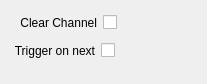
Above: src/Widgets/Inspector/InspectorClearOutputWidget.ui from CasparCG/client before the change. Below: the same form after it.
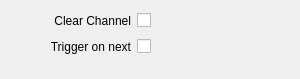
That is the form after the change.

Commit message: Simplify layout of inspector widgets

Diff of the .ui file:
```diff
--- a/src/Widgets/Inspector/InspectorClearOutputWidget.ui
+++ b/src/Widgets/Inspector/InspectorClearOutputWidget.ui
@@ -6,8 +6,8 @@
    <rect>
     <x>0</x>
     <y>0</y>
-    <width>207</width>
-    <height>84</height>
+    <width>300</width>
+    <height>79</height>
    </rect>
   </property>
   <property name="sizePolicy">
@@ -16,35 +16,44 @@
     <verstretch>0</verstretch>
    </sizepolicy>
   </property>
-  <layout class="QVBoxLayout" name="verticalLayout">
-   <item>
+  <layout class="QGridLayout" name="gridLayout">
+   <property name="bottomMargin">
+    <number>20</number>
+   </property>
+   <item row="0" column="0">
+    <widget class="QLabel" name="labelClearChannel">
+     <property name="minimumSize">
+      <size>
+       <width>120</width>
+       <height>0</height>
+      </size>
+     </property>
+     <property name="text">
+      <string>Clear Channel</string>
+     </property>
+     <property name="alignment">
+      <set>Qt::AlignRight|Qt::AlignTrailing|Qt::AlignVCenter</set>
+     </property>
+    </widget>
+   </item>
+   <item row="1" column="0">
+    <widget class="QLabel" name="labelTriggerOnNext">
+     <property name="minimumSize">
+      <size>
+       <width>120</width>
+       <height>0</height>
+      </size>
+     </property>
+     <property name="text">
+      <string>Trigger on next</string>
+     </property>
+     <property name="alignment">
+      <set>Qt::AlignRight|Qt::AlignTrailing|Qt::AlignVCenter</set>
+     </property>
+    </widget>
+   </item>
+   <item row="0" column="1">
     <layout class="QHBoxLayout" name="horizontalLayoutClearChannel">
-     <item>
-      <spacer name="horizontalSpacerClearChannel1">
-       <property name="orientation">
-        <enum>Qt::Horizontal</enum>
-       </property>
-       <property name="sizeType">
-        <enum>QSizePolicy::Fixed</enum>
-       </property>
-       <property name="sizeHint" stdset="0">
-        <size>
-         <width>9</width>
-         <height>20</height>
-        </size>
-       </property>
-      </spacer>
-     </item>
-     <item>
-      <widget class="QLabel" name="labelClearChannel">
-       <property name="text">
-        <string>Clear Channel</string>
-       </property>
-       <property name="alignment">
-        <set>Qt::AlignRight|Qt::AlignTrailing|Qt::AlignVCenter</set>
-       </property>
-      </widget>
-     </item>
      <item>
       <widget class="QCheckBox" name="checkBoxClearChannel">
        <property name="layoutDirection">
@@ -70,34 +79,8 @@
      </item>
     </layout>
    </item>
-   <item>
+   <item row="1" column="1">
     <layout class="QHBoxLayout" name="horizontalLayoutTriggerOnNext">
-     <item>
-      <spacer name="horizontalSpacerTriggerOnNext1">
-       <property name="orientation">
-        <enum>Qt::Horizontal</enum>
-       </property>
-       <property name="sizeType">
-        <enum>QSizePolicy::Fixed</enum>
-       </property>
-       <property name="sizeHint" stdset="0">
-        <size>
-         <width>2</width>
-         <height>20</height>
-        </size>
-       </property>
-      </spacer>
-     </item>
-     <item>
-      <widget class="QLabel" name="labelTriggerOnNext">
-       <property name="text">
-        <string>Trigger on next</string>
-       </property>
-       <property name="alignment">
-        <set>Qt::AlignRight|Qt::AlignTrailing|Qt::AlignVCenter</set>
-       </property>
-      </widget>
-     </item>
      <item>
       <widget class="QCheckBox" name="checkBoxTriggerOnNext">
        <property name="layoutDirection">
@@ -123,22 +106,6 @@
      </item>
     </layout>
    </item>
-   <item>
-    <spacer name="verticalSpacerClearOutput">
-     <property name="orientation">
-      <enum>Qt::Vertical</enum>
-     </property>
-     <property name="sizeType">
-      <enum>QSizePolicy::Fixed</enum>
-     </property>
-     <property name="sizeHint" stdset="0">
-      <size>
-       <width>20</width>
-       <height>10</height>
-      </size>
-     </property>
-    </spacer>
-   </item>
   </layout>
  </widget>
  <resources/>
```
Left out of the diff: 4 changed lines with no effect on the pictures. The commit also changes 58 other files.
